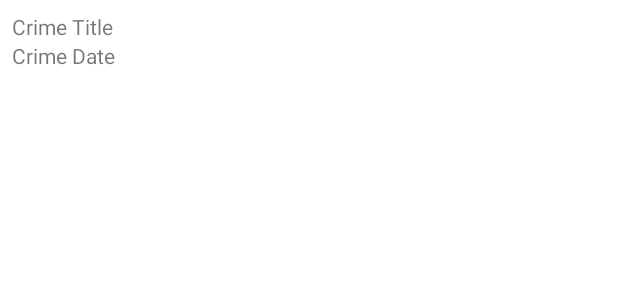
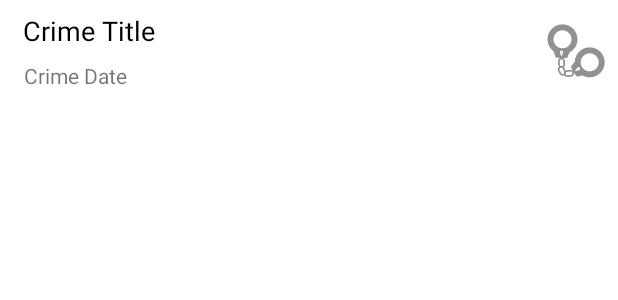
Before and after one commit to artem-inkaz/Big_Nerd_Ranch, an Android app: the layout list_item_crime.xml on its own in the app's theme, with its tools: preview values and no code run, on a phone screen of 412 x 824 dp. Shown: the top 300 px of the screen. Run offline under Robolectric (Android 15) with nearby library versions, the phone set to English and light mode, and no system bars.

Commit message:
CriminalIntent #10 constraint Layout, Dateformat

```diff
--- a/app/src/main/java/com/example/big_nerd_ranch/CrimeIntent/CrimeListFragment.kt
+++ b/app/src/main/java/com/example/big_nerd_ranch/CrimeIntent/CrimeListFragment.kt
@@ -1,18 +1,24 @@
 package com.example.big_nerd_ranch.CrimeIntent
 
+import android.icu.text.DateFormat.getDateTimeInstance
 import android.os.Bundle
+import android.text.format.DateFormat
 import android.util.Log
-import androidx.fragment.app.Fragment
 import android.view.LayoutInflater
 import android.view.View
 import android.view.ViewGroup
+import android.widget.ImageView
 import android.widget.TextView
 import android.widget.Toast
+import androidx.fragment.app.Fragment
 import androidx.fragment.app.viewModels
 import androidx.recyclerview.widget.LinearLayoutManager
 import androidx.recyclerview.widget.RecyclerView
 import com.example.big_nerd_ranch.R
 import com.example.big_nerd_ranch.model.Crime
+import java.text.DateFormat.getDateTimeInstance
+import java.util.*
+
 
 private const val TAG1 = "CrimeListFragment"
 
@@ -24,13 +30,13 @@ class CrimeListFragment : Fragment() {
 
     override fun onCreate(savedInstanceState: Bundle?) {
         super.onCreate(savedInstanceState)
-        Log.d(TAG1,"Total crimes: ${crimeListViewModel.crimes.size}")
+        Log.d(TAG1, "Total crimes: ${crimeListViewModel.crimes.size}")
     }
 
 
     override fun onCreateView(
-        inflater: LayoutInflater, container: ViewGroup?,
-        savedInstanceState: Bundle?
+            inflater: LayoutInflater, container: ViewGroup?,
+            savedInstanceState: Bundle?
     ): View? {
         // Inflate the layout for this fragment
         val view = inflater.inflate(R.layout.fragment_crime_list, container, false)
@@ -53,6 +59,7 @@ class CrimeListFragment : Fragment() {
     // 9.9                                                                       9.15
     private inner class CrimeHolder(view: View): RecyclerView.ViewHolder(view), View.OnClickListener{
         private lateinit var crime: Crime
+        val solvedImageView: ImageView = itemView.findViewById(R.id.crime_solved)
         val titleTextView: TextView = itemView.findViewById(R.id.crime_title)
         val dateTextView: TextView = itemView.findViewById(R.id.crime_date)
         //9.15
@@ -64,11 +71,20 @@ class CrimeListFragment : Fragment() {
         fun bind(crime: Crime){
             this.crime = crime
             titleTextView.text = this.crime.title
-            dateTextView.text = this.crime.date.toString()
+            val date = Date();
+//            val stringDate: String = DateFormat.getDateTimeInstance().format(date)
+            dateTextView.text = DateFormat.getDateFormat(context).format(this.crime.date)
+//            dateTextView.text = this.crime.date.toString()
+            solvedImageView.visibility = if (crime.isSolved) {
+                View.VISIBLE
+            }else {
+                View.GONE
+            }
+
         }
         // 9.15
         override fun onClick(v: View?) {
-            Toast.makeText(context,"${crime.title} pressed", Toast.LENGTH_SHORT).show()
+            Toast.makeText(context, "${crime.title} pressed", Toast.LENGTH_SHORT).show()
         }
     }
     // 9.11
@@ -76,7 +92,7 @@ class CrimeListFragment : Fragment() {
     RecyclerView.Adapter<CrimeHolder>(){
 
         override fun onCreateViewHolder(parent: ViewGroup, viewType: Int): CrimeHolder {
-           val view = layoutInflater.inflate(R.layout.list_item_crime,parent,false)
+           val view = layoutInflater.inflate(R.layout.list_item_crime, parent, false)
 
             return CrimeHolder(view)
         }
--- a/app/src/main/res/layout/list_item_crime.xml
+++ b/app/src/main/res/layout/list_item_crime.xml
@@ -1,20 +1,51 @@
 <?xml version="1.0" encoding="utf-8"?>
-<LinearLayout
+<androidx.constraintlayout.widget.ConstraintLayout
     xmlns:android="http://schemas.android.com/apk/res/android"
-    android:orientation="vertical"
+    xmlns:app="http://schemas.android.com/apk/res-auto"
+    xmlns:tools="http://schemas.android.com/tools"
+    android:id="@+id/linearLayout"
     android:layout_width="match_parent"
-    android:layout_height="wrap_content"
-    android:padding="@dimen/padding_item_recycler">
+    android:layout_height="wrap_content">
 
     <TextView
         android:id="@+id/crime_title"
-        android:layout_width="match_parent"
+        android:layout_width="wrap_content"
         android:layout_height="wrap_content"
-        android:text="@string/crime_title_item_recycler"/>
+        android:layout_marginStart="@dimen/margin_item_crime"
+        android:layout_marginTop="@dimen/margin_item_crime"
+        android:text="@string/crime_title_item_recycler"
+
+        android:textColor="@color/black"
+        android:textSize="18sp"
+        app:layout_constraintBottom_toTopOf="@+id/crime_date"
+        app:layout_constraintEnd_toEndOf="parent"
+        app:layout_constraintHorizontal_bias="0.023"
+        app:layout_constraintStart_toStartOf="parent"
+        app:layout_constraintTop_toTopOf="parent"
+        app:layout_constraintVertical_chainStyle="packed" />
+
     <TextView
         android:id="@+id/crime_date"
-        android:layout_width="match_parent"
+        android:layout_width="wrap_content"
         android:layout_height="wrap_content"
-        android:text="@string/crime_date_item_recycler"/>
+        android:layout_marginStart="@dimen/margin_item_crime"
+        android:layout_marginTop="@dimen/margin_item_crime"
+        android:text="@string/crime_date_item_recycler"
+        app:layout_constraintBottom_toBottomOf="parent"
+        app:layout_constraintEnd_toEndOf="parent"
+        app:layout_constraintHorizontal_bias="0.024"
+        app:layout_constraintStart_toStartOf="parent"
+        app:layout_constraintTop_toBottomOf="@+id/crime_title" />
 
-</LinearLayout>
+    <ImageView
+        android:id="@+id/crime_solved"
+        android:layout_width="wrap_content"
+        android:layout_height="wrap_content"
+        android:layout_marginTop="@dimen/margin_item_crime"
+        android:layout_marginEnd="@dimen/margin_item_crime"
+        app:layout_constraintBottom_toBottomOf="parent"
+        app:layout_constraintEnd_toEndOf="parent"
+        app:layout_constraintTop_toTopOf="parent"
+        app:srcCompat="@drawable/ic_solved" />
+
+</androidx.constraintlayout.widget.ConstraintLayout>
--- a/app/src/main/res/values/dimens.xml
+++ b/app/src/main/res/values/dimens.xml
@@ -4,4 +4,5 @@
     <dimen name="margin_button">20dp</dimen>
     <dimen name="margin_text">40sp</dimen>
     <dimen name="padding_item_recycler">8dp</dimen>
+    <dimen name="margin_item_crime">8dp</dimen>
 </resources>
```
Also changed, not shown: app/src/main/res/drawable-hdpi/ic_solved.png (added), app/src/main/res/drawable-mdpi/ic_solved.png (added), app/src/main/res/drawable-xhdpi/ic_solved.png (added), app/src/main/res/drawable-xxhdpi/ic_solved.png (added), app/src/main/res/drawable-xxxhdpi/ic_solved.png (added), app/src/main/res/drawable/ic_solved.png (added).
